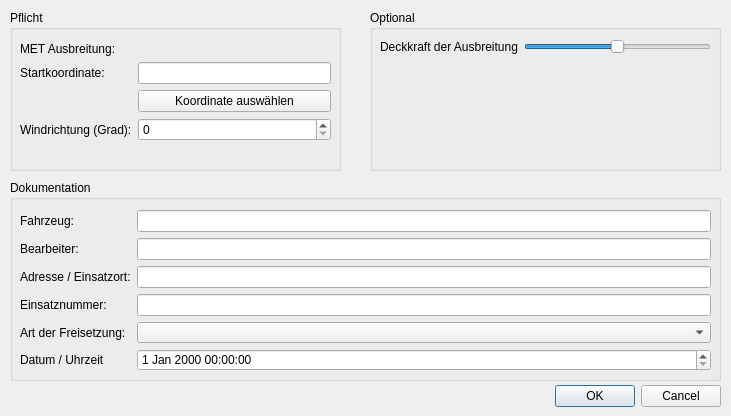
zorsin/qgis-cbrn-hn-memplex-met, file cbrn_hn_memplex_met_dialog_base.ui: the form before one commit.
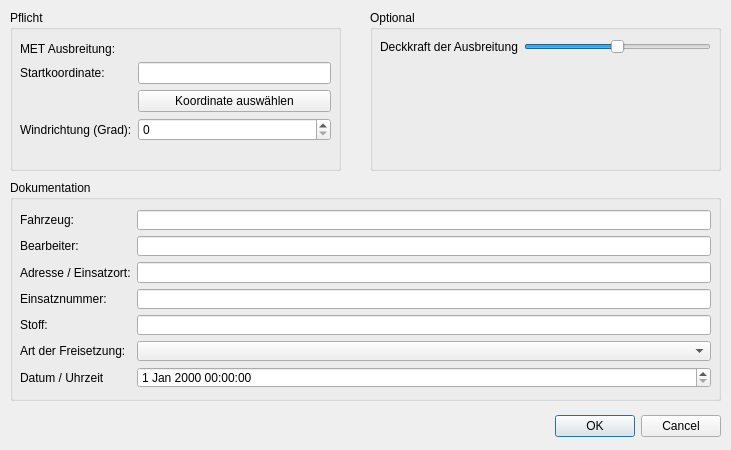
The form after the commit. Custom widgets are drawn as their Qt base class.

Commit message: feat: adds chemical name to ui, attributes and config

The edit to the form file:
```diff
--- a/cbrn_hn_memplex_met_dialog_base.ui
+++ b/cbrn_hn_memplex_met_dialog_base.ui
@@ -7,7 +7,7 @@
     <x>0</x>
     <y>0</y>
     <width>731</width>
-    <height>416</height>
+    <height>450</height>
    </rect>
   </property>
   <property name="windowTitle">
@@ -17,7 +17,7 @@
    <property name="geometry">
     <rect>
      <x>10</x>
-     <y>380</y>
+     <y>410</y>
      <width>711</width>
      <height>32</height>
     </rect>
@@ -162,7 +162,7 @@
      <x>10</x>
      <y>180</y>
      <width>711</width>
-     <height>201</height>
+     <height>221</height>
     </rect>
    </property>
    <property name="title">
@@ -174,7 +174,7 @@
       <x>10</x>
       <y>30</y>
       <width>691</width>
-      <height>161</height>
+      <height>178</height>
      </rect>
     </property>
     <layout class="QFormLayout" name="formLayout_4">
@@ -218,30 +218,40 @@
      <item row="3" column="1">
       <widget class="QLineEdit" name="number"/>
      </item>
-     <item row="4" column="0">
+     <item row="5" column="0">
       <widget class="QLabel" name="label_9">
        <property name="text">
         <string>Art der Freisetzung:</string>
        </property>
       </widget>
      </item>
-     <item row="4" column="1">
+     <item row="5" column="1">
       <widget class="QComboBox" name="spread_type"/>
      </item>
-     <item row="5" column="0">
+     <item row="6" column="0">
       <widget class="QLabel" name="label_10">
        <property name="text">
         <string>Datum / Uhrzeit</string>
        </property>
       </widget>
      </item>
-     <item row="5" column="1">
+     <item row="6" column="1">
       <widget class="QDateTimeEdit" name="user_datetime">
        <property name="enabled">
         <bool>true</bool>
        </property>
       </widget>
      </item>
+     <item row="4" column="1">
+      <widget class="QLineEdit" name="chemical"/>
+     </item>
+     <item row="4" column="0">
+      <widget class="QLabel" name="label_11">
+       <property name="text">
+        <string>Stoff:</string>
+       </property>
+      </widget>
+     </item>
     </layout>
    </widget>
   </widget>
```
The commit also changes 2 other files.
